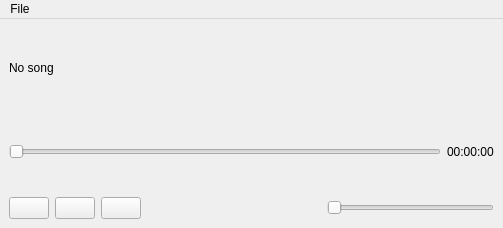
This is 17_multimedia_sound/src/mainwindow.ui in amir183258/qt5-gui-exercises as Qt 5 draws it before an edit. The edited form follows.
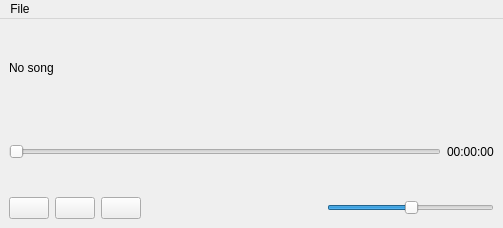
This is the edited form. Icons and pictures are not drawn.

Commit message: Add music player final implementation

What changed in the file:
```diff
--- a/17_multimedia_sound/src/mainwindow.ui
+++ b/17_multimedia_sound/src/mainwindow.ui
@@ -126,7 +126,10 @@
        </widget>
       </item>
       <item>
-       <widget class="QSlider" name="horizontalSlider_2">
+       <widget class="QSlider" name="volume">
+        <property name="value">
+         <number>50</number>
+        </property>
         <property name="orientation">
          <enum>Qt::Horizontal</enum>
         </property>
```
Left out of the diff: 18 changed lines with no effect on the pictures. The commit also changes 2 other files.
